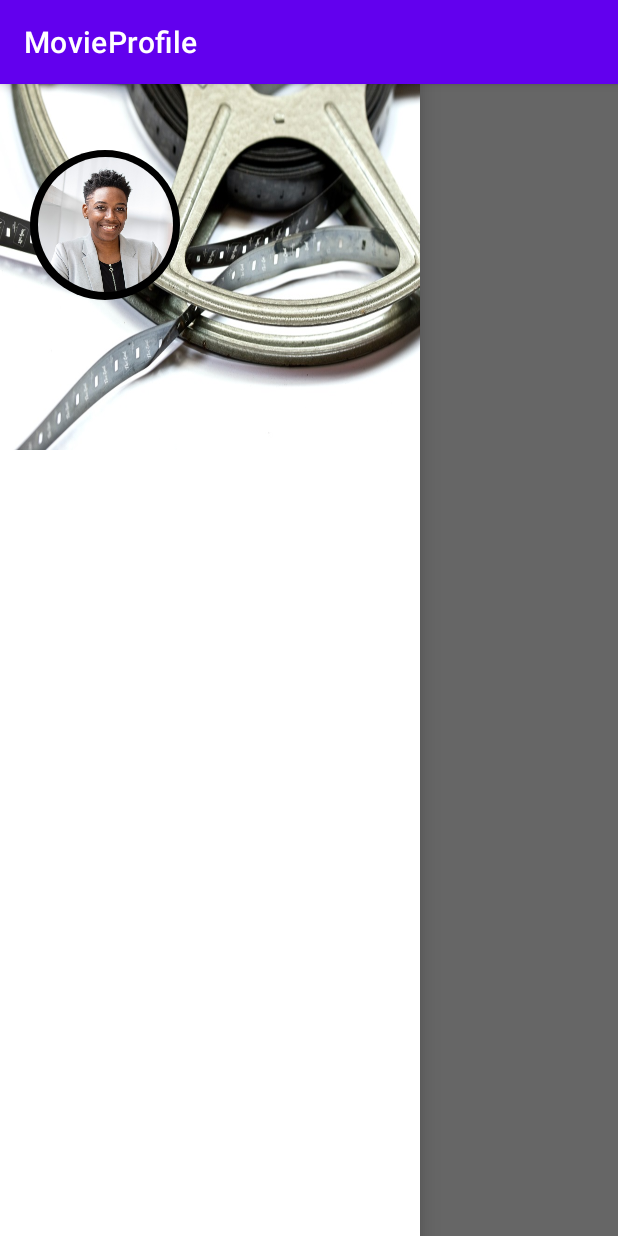
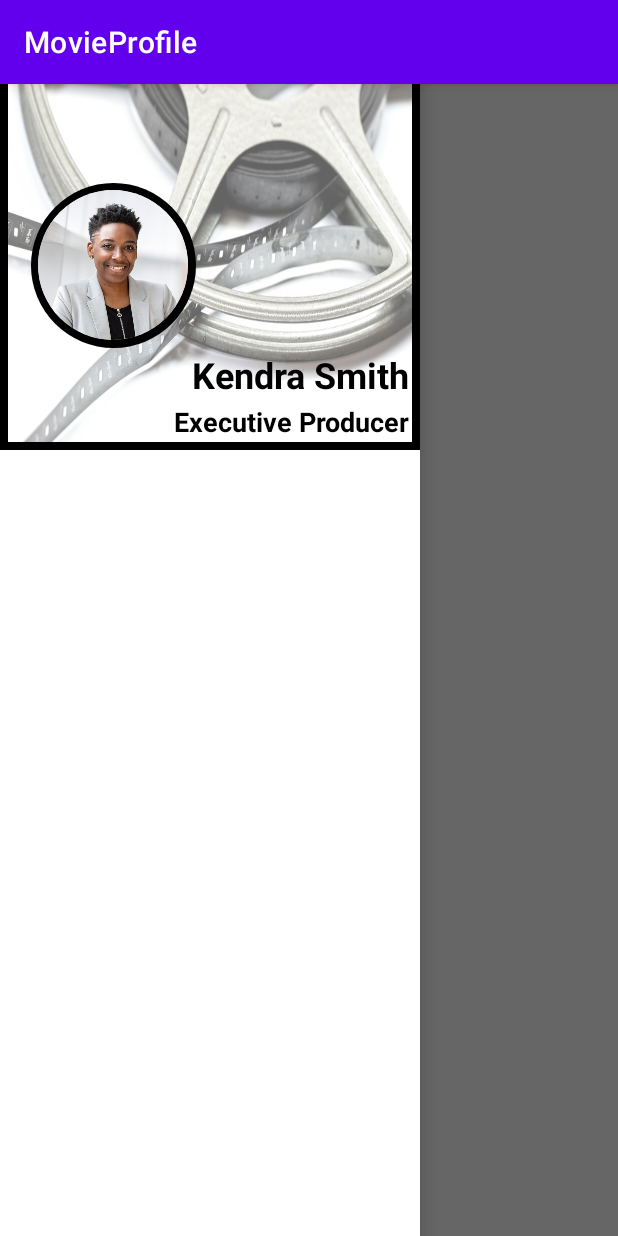
Before and after one commit to alia-io/MovieProfile, an Android app: the screen it shows after launch (MainActivity), with the side drawer open, on a phone screen of 412 x 824 dp. Run offline under Robolectric (Android 15) with nearby library versions, the phone set to English and light mode, and no system bars.

Commit message:
more polished header
works on API 22+ (and maybe lower)

```diff
--- a/app/src/main/res/layout/header_layout.xml
+++ b/app/src/main/res/layout/header_layout.xml
@@ -1,22 +1,57 @@
 <?xml version="1.0" encoding="utf-8"?>
-<RelativeLayout
+<FrameLayout
     xmlns:android="http://schemas.android.com/apk/res/android"
-    android:background="@drawable/film_background"
+    xmlns:app="http://schemas.android.com/apk/res-auto"
+    android:background="@color/black"
     android:layout_width="match_parent"
     android:layout_height="300dp">
-    <ImageView
-        android:src="@drawable/profile_icon_style"
-        android:layout_marginStart="20dp"
-        android:layout_centerVertical="true"
-        android:layout_alignParentStart="true"
-        android:layout_width="100dp"
-        android:layout_height="100dp" />
-    <de.hdodenhof.circleimageview.CircleImageView
-        android:id="@+id/profile_picture_icon"
-        android:src="@drawable/profile_picture"
-        android:layout_marginStart="25dp"
-        android:layout_centerVertical="true"
-        android:layout_alignParentStart="true"
-        android:layout_width="90dp"
-        android:layout_height="90dp" />
-</RelativeLayout>
+    <RelativeLayout
+        android:background="@drawable/film_background"
+        android:layout_margin="5dp"
+        android:layout_width="match_parent"
+        android:layout_height="match_parent">
+        <ImageView
+            android:id="@+id/profile_icon_background"
+            android:src="@drawable/profile_icon_background_style"
+            android:layout_marginStart="15dp"
+            android:layout_above="@id/tv_full_name"
+            android:layout_width="110dp"
+            android:layout_height="110dp" />
+        <androidx.cardview.widget.CardView
+            app:cardCornerRadius="50dp"
+            android:background="@color/black"
+            android:layout_marginStart="20dp"
+            android:layout_marginBottom="5dp"
+            android:layout_above="@id/tv_full_name"
+            android:layout_width="100dp"
+            android:layout_height="100dp">
+            <ImageView
+                android:src="@drawable/profile_picture"
+                android:scaleType="centerCrop"
+                android:layout_width="match_parent"
+                android:layout_height="match_parent" />
+        </androidx.cardview.widget.CardView>
+        <TextView
+            android:id="@+id/tv_full_name"
+            android:text="@string/full_name"
+            android:textSize="24sp"
+            android:textColor="@color/black"
+            android:textStyle="bold"
+            android:layout_margin="1dp"
+            android:layout_alignParentEnd="true"
+            android:layout_above="@id/tv_profession"
+            android:layout_width="wrap_content"
+            android:layout_height="wrap_content" />
+        <TextView
+            android:id="@+id/tv_profession"
+            android:text="@string/profession"
+            android:textSize="18sp"
+            android:textColor="@color/black"
+            android:textStyle="bold"
+            android:layout_margin="1dp"
+            android:layout_alignParentBottom="true"
+            android:layout_alignParentEnd="true"
+            android:layout_width="wrap_content"
+            android:layout_height="wrap_content" />
+    </RelativeLayout>
+</FrameLayout>
--- a/app/src/main/res/values/strings.xml
+++ b/app/src/main/res/values/strings.xml
@@ -1,3 +1,7 @@
 <resources>
     <string name="app_name">MovieProfile</string>
+    <!--About Me Profile/Header-->
+    <string name="full_name">Kendra Smith</string>
+    <string name="profession">Executive Producer</string>
+    <string name="email">ksmith@gmail.com</string>
 </resources>
```
Also changed, not shown: app/src/main/res/drawable/film_background.jpg, app/src/main/res/drawable/profile_icon_background_style.xml (renamed from app/src/main/res/drawable/profile_icon_style.xml).
